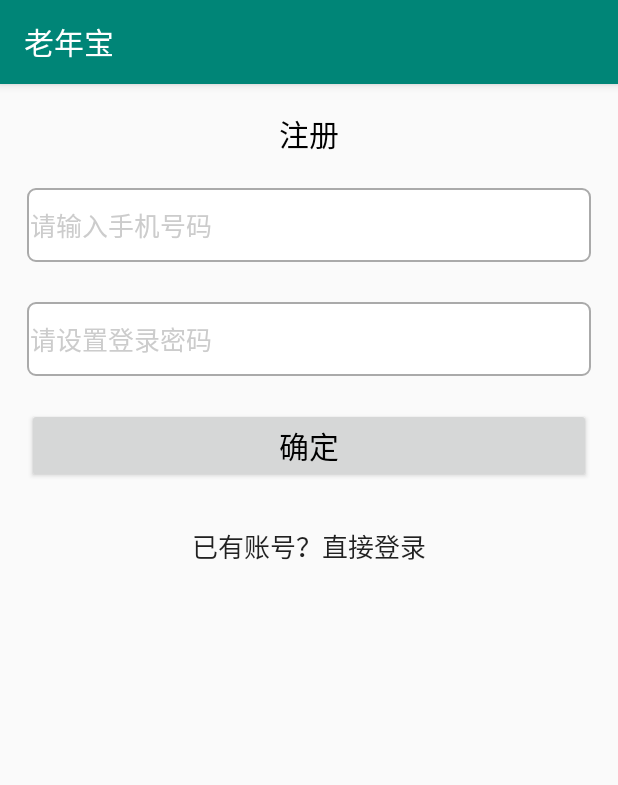
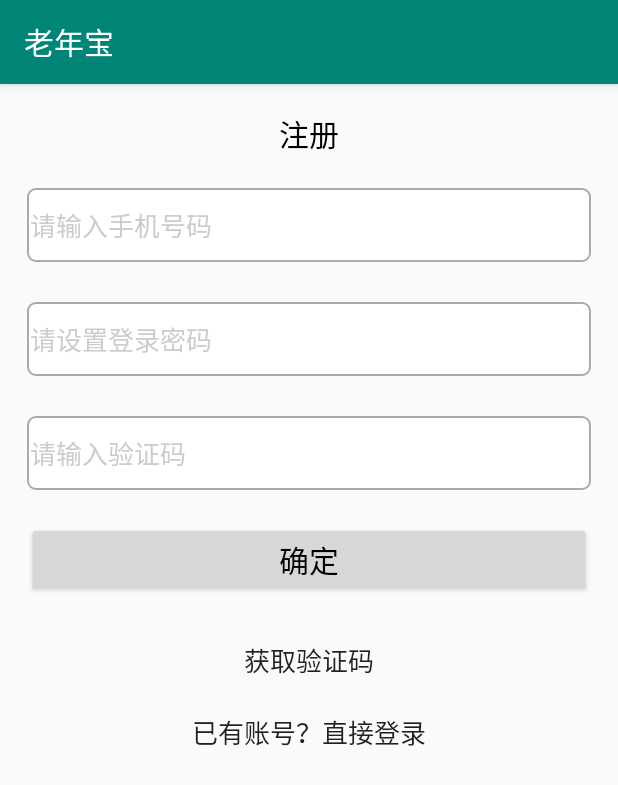
Before and after one commit to Baihappyday/lnb, an Android app: the EnrollActicity screen opened directly, with no data from a screen before it, on a phone screen of 412 x 824 dp. Shown: the top 785 px of the screen. Run offline under Robolectric (Android 15) with nearby library versions, the phone set to English and light mode, and no system bars.

Commit message:
add code and get_code

```diff
--- a/app/src/main/res/layout/activity_eoroll.xml
+++ b/app/src/main/res/layout/activity_eoroll.xml
@@ -59,6 +59,26 @@
         android:layout_width="match_parent"
         android:layout_height="60dp"
         android:layout_margin="8dp">
+        <EditText
+            android:id="@+id/et_code"
+            android:layout_width="match_parent"
+            android:layout_height="match_parent"
+            android:layout_marginBottom="5dp"
+            android:layout_marginTop="5dp"
+            android:background="@drawable/editext_selector"
+            android:gravity="left|center"
+            android:hint="请输入验证码"
+            android:inputType="number"
+            android:maxLength="6"
+            android:textColor="@color/black"
+            android:textColorHint="@color/grey"
+            android:textCursorDrawable="@drawable/text_cursor"
+            android:textSize="17sp" />
+    </LinearLayout>
+    <LinearLayout
+        android:layout_width="match_parent"
+        android:layout_height="60dp"
+        android:layout_margin="8dp">
         <Button
             android:layout_width="match_parent"
             android:layout_height="wrap_content"
@@ -66,6 +86,19 @@
             android:textSize="20sp"
             android:textColor="@color/black"/>
     </LinearLayout>
+    <LinearLayout
+        android:layout_width="match_parent"
+        android:layout_height="wrap_content">
+        <Button
+            android:id="@+id/get_code"
+            android:layout_width="match_parent"
+            android:layout_height="wrap_content"
+            android:background="@null"
+            android:gravity="center"
+            android:text="获取验证码"
+            android:textSize="17sp" />
+    </LinearLayout>
+
     <LinearLayout
         android:layout_width="match_parent"
         android:layout_height="wrap_content">
```
